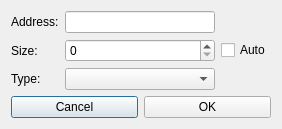
This is src/dialogs/EditStringDialog.ui in rizinorg/cutter as Qt 5 draws it before an edit. The edited form follows.
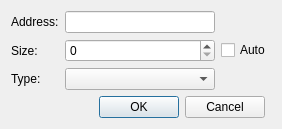
This is the edited form.

Commit message: Replaced the custom individual dialog buttons with a QDialogButtonBox in the EditStringDialog UI

What changed in the file:
```diff
--- a/src/dialogs/EditStringDialog.ui
+++ b/src/dialogs/EditStringDialog.ui
@@ -23,6 +23,19 @@
    <string>Edit string</string>
   </property>
   <layout class="QGridLayout" name="gridLayout">
+   <item row="1" column="0">
+    <widget class="QDialogButtonBox" name="dialogButtonBox">
+     <property name="sizePolicy">
+      <sizepolicy hsizetype="Expanding" vsizetype="Fixed">
+       <horstretch>0</horstretch>
+       <verstretch>0</verstretch>
+      </sizepolicy>
+     </property>
+     <property name="standardButtons">
+      <set>QDialogButtonBox::Cancel|QDialogButtonBox::Ok</set>
+     </property>
+    </widget>
+   </item>
    <item row="0" column="0" colspan="2">
     <layout class="QHBoxLayout" name="horizontalLayout">
      <item>
@@ -89,20 +102,6 @@
      </item>
     </layout>
    </item>
-   <item row="1" column="0">
-    <widget class="QPushButton" name="pushButton_cancel">
-     <property name="text">
-      <string>Cancel</string>
-     </property>
-    </widget>
-   </item>
-   <item row="1" column="1">
-    <widget class="QPushButton" name="pushButton_ok">
-     <property name="text">
-      <string>OK</string>
-     </property>
-    </widget>
-   </item>
   </layout>
  </widget>
  <tabstops>
```
Left out of the diff: 14 changed lines with no effect on the pictures.
